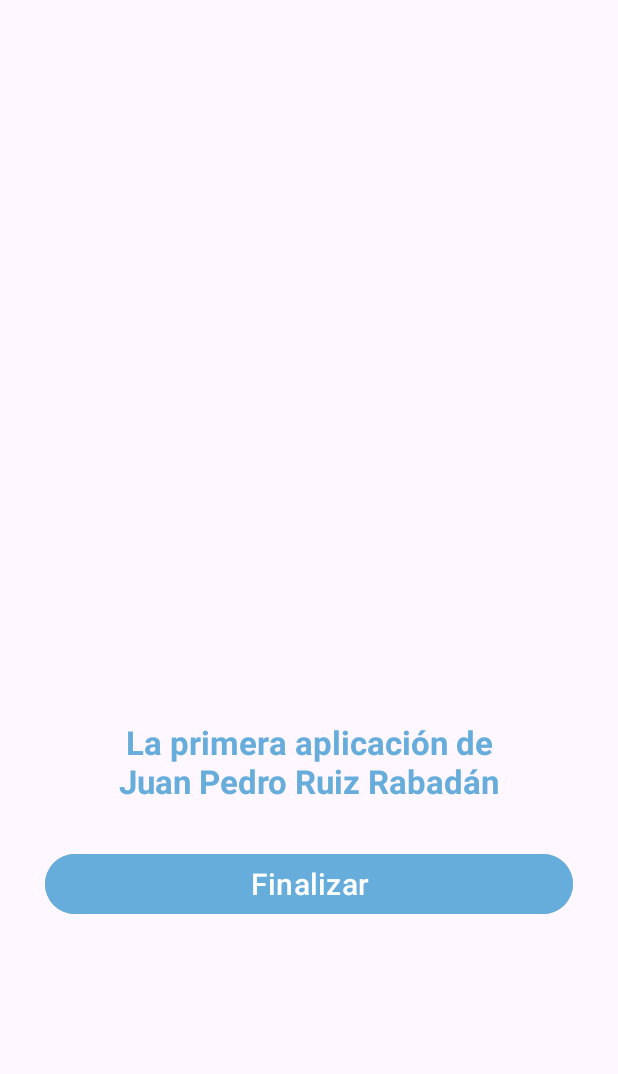
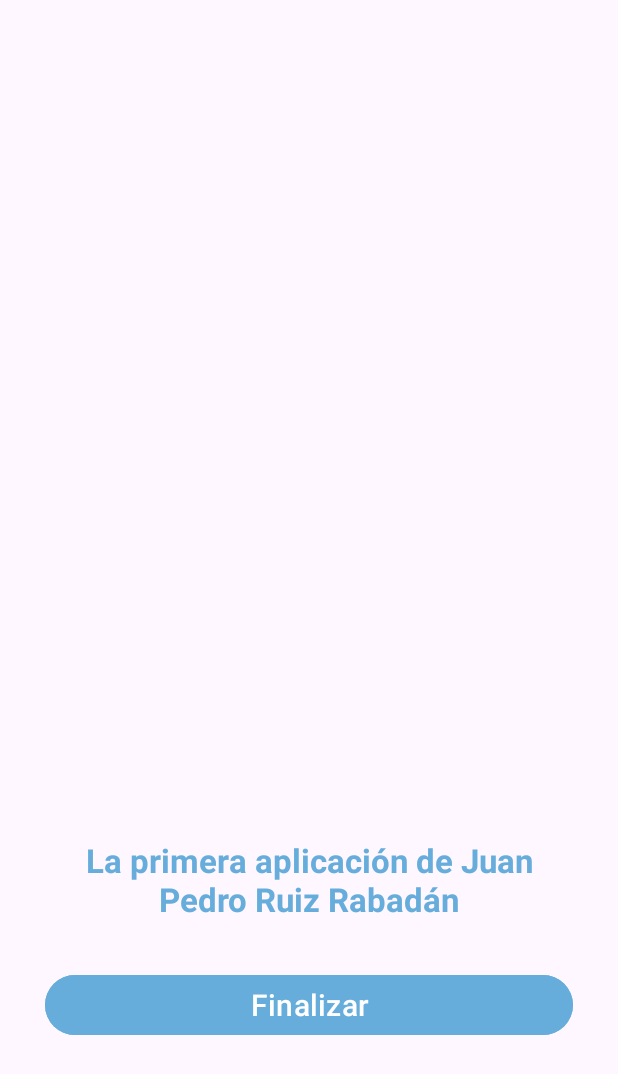
Before and after one commit to juamperuiz/pmdm_tarea1, an Android app: the layout activity_main.xml on its own in the app's theme, with its tools: preview values and no code run, on a phone screen of 412 x 824 dp. Shown: the top 1074 px of the screen. Run offline under Robolectric (Android 15) with nearby library versions, the phone set to English and light mode, and no system bars.

Commit message:
20241029

```diff
--- a/app/src/main/res/layout/activity_main.xml
+++ b/app/src/main/res/layout/activity_main.xml
@@ -1,28 +1,42 @@
-<LinearLayout xmlns:android="http://schemas.android.com/apk/res/android"
+<androidx.constraintlayout.widget.ConstraintLayout xmlns:android="http://schemas.android.com/apk/res/android"
+    xmlns:app="http://schemas.android.com/apk/res-auto"
+    xmlns:tools="http://schemas.android.com/tools"
+    android:id="@+id/main"
+    android:layout_width="match_parent"
     android:layout_height="match_parent"
-    android:layout_width="match_parent"
-    android:layout_margin="30dp"
-    android:orientation="vertical">
+    android:layout_margin="30dp">
 
     <TextView
-        android:layout_width="match_parent"
+        android:id="@+id/autorText"
+        android:layout_width="wrap_content"
         android:layout_height="wrap_content"
-        android:layout_marginTop="450dp"
-        android:layout_marginBottom="30dp"
-        android:fontFamily=""
+        android:layout_marginBottom="32dp"
+        android:fontFamily="sans-serif"
         android:gravity="center"
-        android:text="@string/myName"
+        android:text="@string/textAutor"
         android:textAlignment="center"
         android:textColor="@color/blue"
         android:textSize="22sp"
-        android:textStyle="bold" />
+        android:textStyle="bold"
+        app:layout_constraintBottom_toTopOf="@+id/button"
+        app:layout_constraintEnd_toEndOf="parent"
+        app:layout_constraintHorizontal_bias="0.0"
+        app:layout_constraintStart_toStartOf="parent"
+        app:layout_constraintTop_toTopOf="parent"
+        app:layout_constraintVertical_bias="1.0" />
 
     <Button
+        android:id="@+id/button"
+        android:layout_width="0dp"
+        android:layout_height="wrap_content"
+        android:layout_marginBottom="100dp"
+        android:backgroundTint="@color/blue"
+        android:gravity="center"
+        android:text="@string/textFinalizar"
         android:textSize="20sp"
-        android:backgroundTint="@color/blue"
-        android:layout_width="match_parent"
-        android:layout_height="wrap_content"
-        android:gravity="center"
-        android:text="@string/myButton" />
+        app:layout_constraintBottom_toBottomOf="parent"
+        app:layout_constraintEnd_toEndOf="parent"
+        app:layout_constraintHorizontal_bias="0.0"
+        app:layout_constraintStart_toStartOf="parent" />
 
-</LinearLayout>
+</androidx.constraintlayout.widget.ConstraintLayout>
--- a/app/src/main/res/values/strings.xml
+++ b/app/src/main/res/values/strings.xml
@@ -1,5 +1,5 @@
 <resources>
     <string name="app_name">PMDM_Tarea1</string>
-    <string name="myName">La primera aplicación de\nJuan Pedro Ruiz Rabadán</string>
-    <string name="myButton">Finalizar</string>
+    <string name="textAutor">La primera aplicación de Juan Pedro Ruiz Rabadán</string>
+    <string name="textFinalizar">Finalizar</string>
 </resources>
```
